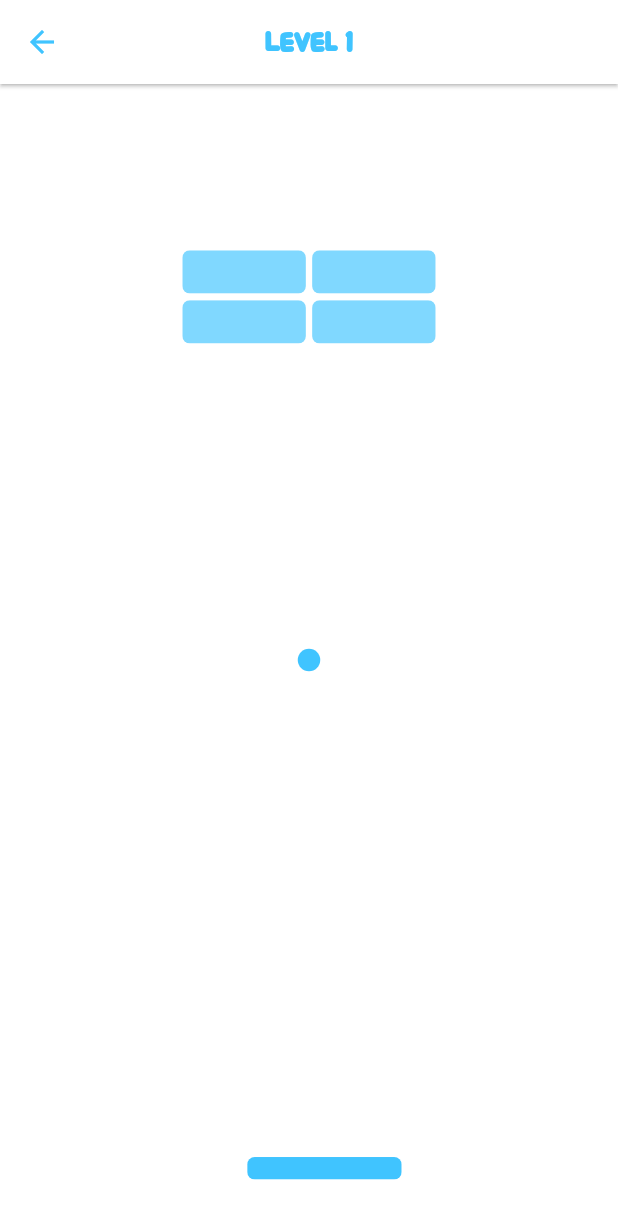
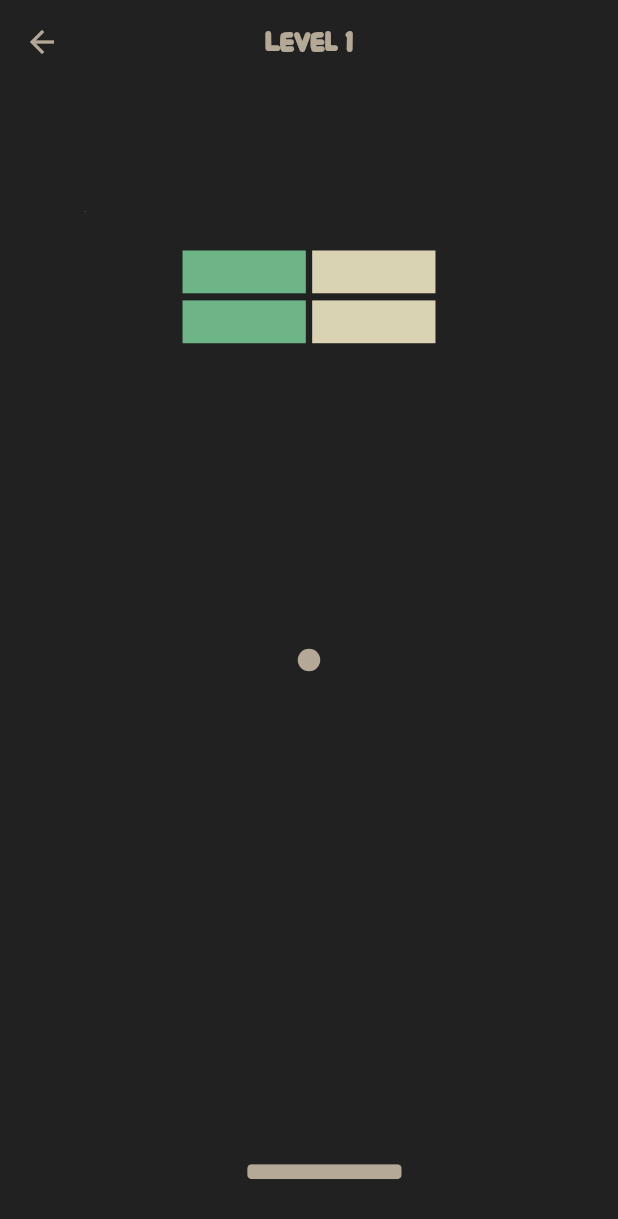
Before and after one commit to amsabbas/BrickBreakerFlutter, a Flutter app: the LevelScreen screen opened directly, after a tap on an icon or button, on a phone screen of 412 x 824 dp. Shown: the top 1219 px of the screen. Run offline on Flutter 3.47's test engine with Material 2 defaults, Android fonts, the phone set to English and light mode, and no system bars; drawn by our look-alikes of avatar_glow; our stand-ins replace audioplayers, get, get_it, shared_preferences; missing offline and left inert: flutter_share, rate_my_app; accounts and stored records are empty.

Commit message:
Add icons & new colors.

```diff
--- a/lib/base/language/language.dart
+++ b/lib/base/language/language.dart
@@ -44,7 +44,7 @@ class Language extends Translations {
           MessageKeys.offButtonTitleKey: 'OFF',
           MessageKeys.downloadNowTitleKey: 'Download Now',
           MessageKeys.rateTitleKey: 'Rate this app',
-          MessageKeys.rateMaybeButtonTitleKey: 'MAYBE LATER',
+          MessageKeys.rateMaybeButtonTitleKey: 'LATER',
           MessageKeys.rateDescKey:
               'If you like this game, please take a little bit of your time to review it !\nIt really helps us and it should not take you more than one minute.',
           MessageKeys.rateButtonTitleKey: 'RATE',
@@ -67,7 +67,7 @@ class Language extends Translations {
           MessageKeys.offButtonTitleKey: 'OFF',
           MessageKeys.downloadNowTitleKey: 'Download Now',
           MessageKeys.rateTitleKey: 'Rate this app',
-          MessageKeys.rateMaybeButtonTitleKey: 'MAYBE LATER',
+          MessageKeys.rateMaybeButtonTitleKey: 'LATER',
           MessageKeys.rateDescKey:
           'If you like this game, please take a little bit of your time to review it !\nIt really helps us and it should not take you more than one minute.',
           MessageKeys.rateButtonTitleKey: 'RATE',
--- a/lib/base/style/colors.dart
+++ b/lib/base/style/colors.dart
@@ -4,14 +4,22 @@ class AppColors {
   static const Color offWhiteColor = Color.fromRGBO(250, 250, 250, 1);
   static const Color greyLightColor = Color(0xFFE0E0E0);
   static const Color whiteColor = Colors.white;
-  static const Color redColor = Colors.red;
 
-  static const Color blueLight = Colors.lightBlueAccent;
-  static const Color blueLight100 = Color(0xFF80D8FF);
+  static Color bubbleRedColor = Colors.red[400]!;
+  static Color bubbleYellowColor = Colors.yellow[400]!;
 
+  static Color blackColor = Colors.grey[900]!;
+
+  static Color blueColor = Colors.lightBlue[200]!;
+  static Color blueLightColor = Colors.lightBlue[100]!;
   static const Color brownColor = Color.fromRGBO(192, 176, 90, 1);
-  static const Color brownColorLight = Color.fromRGBO(192, 176, 90, 0.6);
 
-  static Color darkStatusBarColor = Colors.grey[800]!;
+
+  static const Color greenColor = Color.fromRGBO(109, 180, 134, 0.8);
+  static Color beigeColor = const Color.fromRGBO(217, 202, 179, 0.8);
+  static Color redColor = const Color.fromRGBO(255, 114, 114, 1);
+  static Color redColorLight = const Color.fromRGBO(255, 181, 181, 1);
+  static const Color greenLightColor = Color.fromRGBO(109, 180, 134, 1);
+  static Color beigeLightColor = const Color.fromRGBO(217, 210, 179, 1);
 
 }
--- /dev/null
+++ b/lib/base/widget/bubble.dart
@@ -0,0 +1,154 @@
+import 'dart:math';
+
+import 'package:brick_breaker_game/base/style/color_extension.dart';
+import 'package:brick_breaker_game/base/style/colors.dart';
+import 'package:flutter/material.dart';
+
+class Bubbles extends StatefulWidget {
+  final int numberOfBubbles;
+  final double maxBubbleSize;
+
+  const Bubbles(
+      {Key? key, required this.numberOfBubbles, required this.maxBubbleSize})
+      : super(key: key);
+
+  @override
+  State<StatefulWidget> createState() {
+    return _BubblesState();
+  }
+}
+
+class _BubblesState extends State<Bubbles> with SingleTickerProviderStateMixin {
+  late AnimationController _controller;
+  late List<Bubble> bubbles;
+
+  @override
+  void initState() {
+    super.initState();
+
+    // Initialize bubbles
+    List<Color> color = [
+      AppColors.blueColor,
+      AppColors.bubbleRedColor,
+      AppColors.bubbleYellowColor
+    ];
+
+    bubbles = [];
+    int i = widget.numberOfBubbles;
+    int j = 0;
+    while (i > 0) {
+      bubbles.add(Bubble(color[j], widget.maxBubbleSize));
+      i--;
+      j++;
+      if (j > 2) j = 0;
+    }
+
+    // Init animation controller
+    _controller =
+        AnimationController(duration: const Duration(seconds: 1), vsync: this);
+    _controller.addListener(() {
+      updateBubblePosition();
+    });
+    _controller.repeat();
+  }
+
+  @override
+  void dispose() {
+    _controller.dispose();
+    super.dispose();
+  }
+
+  @override
+  Widget build(BuildContext context) {
+    return Scaffold(
+      backgroundColor: Theme.of(context).colorScheme.bubbleBackgroundColor,
+      body: CustomPaint(
+        foregroundPainter: BubblePainter(bubbles: bubbles),
+        size: Size(MediaQuery.of(context).size.width,
+            MediaQuery.of(context).size.height),
+      ),
+    );
+  }
+
+  void updateBubblePosition() {
+    for (var it in bubbles) {
+      it.updatePosition();
+    }
+    setState(() {});
+  }
+}
+
+class BubblePainter extends CustomPainter {
+  List<Bubble> bubbles;
+
+  BubblePainter({required this.bubbles});
+
+  @override
+  void paint(Canvas canvas, Size size) {
+    for (var it in bubbles) {
+      it.draw(canvas, size);
+    }
+  }
+
+  @override
+  bool shouldRepaint(CustomPainter oldDelegate) {
+    return true;
+  }
+}
+
+class Bubble {
+  late Color colour;
+  late double direction;
+  late double speed;
+  late double radius;
+  double? x;
+
+  double? y;
+
+  Bubble(Color colour, double maxBubbleSize) {
+    this.colour = colour.withOpacity(Random().nextDouble());
+    direction = Random().nextDouble() * 360;
+    speed = 1;
+    radius = Random().nextDouble() * maxBubbleSize;
+  }
+
+  draw(Canvas canvas, Size canvasSize) {
+    Paint paint = Paint()
+      ..color = colour
+      ..strokeCap = StrokeCap.round
+      ..style = PaintingStyle.fill;
+
+    assignRandomPositionIfUninitialized(canvasSize);
+
+    randomlyChangeDirectionIfEdgeReached(canvasSize);
+
+    canvas.drawCircle(Offset(x ?? 0, y ?? 0), radius, paint);
+  }
+
+  void assignRandomPositionIfUninitialized(Size canvasSize) {
+    x ??= Random().nextDouble() * canvasSize.width;
+    y ??= Random().nextDouble() * canvasSize.height;
+  }
+
+  // ignore: curly_braces_in_flow_control_structures
+  updatePosition() {
+    var a = 180 - (direction + 90);
+    if (x != null && direction > 0 && direction < 180) {
+      x = x! + speed * sin(direction) / sin(speed);
+    } else if (x != null) {
+      x = x! - speed * sin(direction) / sin(speed);
+    }
+    if (y != null && direction > 90 && direction < 270) {
+      y = y! + speed * sin(a) / sin(speed);
+    } else if (y != null) {
+      y = y! - speed * sin(a) / sin(speed);
+    }
+  }
+
+  randomlyChangeDirectionIfEdgeReached(Size canvasSize) {
+    if ((x != null && y != null) &&
+        (x! > canvasSize.width || x! < 0 || y! > canvasSize.height || y! < 0)) {
+      direction = Random().nextDouble() * 360;
+    }
+  }
+}
--- a/lib/controller/game_controller.dart
+++ b/lib/controller/game_controller.dart
@@ -51,11 +51,15 @@ class GameController extends GetxController {
   RxBool awardShown = false.obs;
   int brickAwardTime = 0;
 
+  late List<Color> mainColor, mainColorLight;
+
   void loadLevel() {
     level.value = (sharedPrefs.getInt("level") ?? 1);
   }
 
-  void initLevel(int level) {
+  void initLevel(int level, List<Color> mColor, List<Color> mColorLight) {
+    mainColor = mColor;
+    mainColorLight = mColorLight;
     currentLevel.value = level;
     if (currentLevel > 10) {
       _refreshDurationInMilliseconds = 7;
@@ -122,7 +126,9 @@ class GameController extends GetxController {
           bricks.add([
             _firstBrickX + i * (brickWidth + _brickGapWidth),
             _firstBrickY + j * (brickHeight + _brickGapHeight),
-            _brickBrokenHits
+            _brickBrokenHits,
+            mainColor[i],
+            mainColorLight[i],
           ]);
         }
       }
@@ -307,8 +313,9 @@ class GameController extends GetxController {
   void _updateDirection() {
     for (int i = 0; i < balls.length; i++) {
       if (balls[i][1] >= 0.9 &&
-          balls[i][0] >= playerX.value.value &&
-          balls[i][0] <= playerX.value.value + playerWidth) {
+          balls[i][0] + 0.06 >= playerX.value.value &&
+          balls[i][0] - 0.06 <= playerX.value.value + playerWidth) {
+        //0.06 width of balls
         balls[i][4] = Direction.up;
       } else if (balls[i][1] <= -1) {
         balls[i][4] = Direction.down;
--- a/lib/controller/settings_controller.dart
+++ b/lib/controller/settings_controller.dart
@@ -9,7 +9,7 @@ class SettingsController extends GetxController {
 
   RxBool audioState = true.obs;
 
-  RxBool isDarkTheme = false.obs;
+  RxBool isDarkTheme = true.obs;
 
   SettingsController({required this.sharedPrefs});
 
@@ -29,7 +29,7 @@ class SettingsController extends GetxController {
   }
 
   bool isThemeDark() {
-    return sharedPrefs.getBool(Constants.darkModeKey) ?? false;
+    return sharedPrefs.getBool(Constants.darkModeKey) ?? true;
   }
 
   void saveDarkState(bool isDarkMode) {
--- a/lib/screen/game_congratulations_screen.dart
+++ b/lib/screen/game_congratulations_screen.dart
@@ -22,7 +22,7 @@ class GameCongratulationsScreen extends StatelessWidget {
             Text(
               MessageKeys.congratulationTitleKey.tr,
               style: Theme.of(context).textTheme.bodyText1?.copyWith(
-                  color: Theme.of(context).colorScheme.mainColor, fontSize: 46),
+                  color: Theme.of(context).colorScheme.primaryMainColor, fontSize: 46),
             ),
             const SizedBox(
               height: 30,
@@ -42,7 +42,7 @@ class GameCongratulationsScreen extends StatelessWidget {
                               .bodyText1
                               ?.copyWith(
                                   color:
-                                      Theme.of(context).colorScheme.mainColor,
+                                      Theme.of(context).colorScheme.primaryMainColor,
                                   fontSize: 30),
                         ),
                       ),
@@ -54,7 +54,7 @@ class GameCongratulationsScreen extends StatelessWidget {
                   child: Text(
                     MessageKeys.backButtonTitleKey.tr,
                     style: Theme.of(context).textTheme.bodyText1?.copyWith(
-                        color: Theme.of(context).colorScheme.mainColor,
+                        color: Theme.of(context).colorScheme.primaryMainColor,
                         fontSize: 30),
                   ),
                 ),
--- a/lib/screen/game_over_screen.dart
+++ b/lib/screen/game_over_screen.dart
@@ -19,7 +19,7 @@ class GameOverScreen extends StatelessWidget {
             Text(
               MessageKeys.gameOverTitleKey.tr,
               style: Theme.of(context).textTheme.bodyText1?.copyWith(
-                  color: Theme.of(context).colorScheme.mainColor, fontSize: 46),
+                  color: Theme.of(context).colorScheme.primaryMainColor, fontSize: 46),
             ),
             const SizedBox(
               height: 30,
@@ -34,7 +34,7 @@ class GameOverScreen extends StatelessWidget {
                   child: Text(
                     MessageKeys.playAgainButtonTitleKey.tr,
                     style: Theme.of(context).textTheme.bodyText1?.copyWith(
-                        color: Theme.of(context).colorScheme.mainColor,
+                        color: Theme.of(context).colorScheme.primaryMainColor,
                         fontSize: 30),
                   ),
                 ),
@@ -46,7 +46,7 @@ class GameOverScreen extends StatelessWidget {
                   child: Text(
                     MessageKeys.backButtonTitleKey.tr,
                     style: Theme.of(context).textTheme.bodyText1?.copyWith(
-                        color: Theme.of(context).colorScheme.mainColor,
+                        color: Theme.of(context).colorScheme.primaryMainColor,
                         fontSize: 30),
                   ),
                 ),
--- a/lib/screen/game_screen.dart
+++ b/lib/screen/game_screen.dart
@@ -1,5 +1,7 @@
 import 'package:brick_breaker_game/base/injection/general_injection.dart';
 import 'package:brick_breaker_game/base/language/language.dart';
+import 'package:brick_breaker_game/base/style/color_extension.dart';
+import 'package:brick_breaker_game/base/widget/bubble.dart';
 import 'package:brick_breaker_game/controller/audio_controller.dart';
 import 'package:brick_breaker_game/controller/game_controller.dart';
 import 'package:brick_breaker_game/model/brick_broken_type.dart';
@@ -41,8 +43,24 @@ class _GameScreenState extends State<GameScreen> {
     _gameController = Get.put(getIt<GameController>());
     _audioController = Get.put(getIt<AudioController>());
 
-    WidgetsBinding.instance
-        ?.addPostFrameCallback((_) => _gameController.initLevel(widget.level));
+    WidgetsBinding.instance?.addPostFrameCallback((_) {
+      ThemeData themeData = Theme.of(context);
+      List<Color> mainColor = [
+        themeData.colorScheme.firstBrickColor,
+        themeData.colorScheme.secondBrickColor,
+        themeData.colorScheme.thirdBrickColor,
+        themeData.colorScheme.firstBrickColor,
+        themeData.colorScheme.thirdBrickColor,
+      ];
+      List<Color> mainColorLight = [
+        themeData.colorScheme.firstBrickLightColor,
+        themeData.colorScheme.secondBrickLightColor,
+        themeData.colorScheme.thirdBrickLightColor,
+        themeData.colorScheme.firstBrickLightColor,
+        themeData.colorScheme.thirdBrickLightColor,
+      ];
+      _gameController.initLevel(widget.level, mainColor, mainColorLight);
+    });
 
     _gameOverWorker = ever(_gameController.playerDead, (bool playerDead) {
       if (playerDead) {
@@ -118,7 +136,7 @@ class _GameScreenState extends State<GameScreen> {
       },
       child: Scaffold(
         body: Container(
-          color: Theme.of(context).cardColor,
+          color: Theme.of(context).colorScheme.bubbleBackgroundColor,
           child: GestureDetector(
             behavior: HitTestBehavior.translucent,
             onHorizontalDragUpdate: (details) {
@@ -138,6 +156,10 @@ class _GameScreenState extends State<GameScreen> {
                   return Column(
                     children: [
                       AppBar(
+                        foregroundColor:
+                            Theme.of(context).colorScheme.gameColor,
+                        backgroundColor:
+                            Theme.of(context).colorScheme.bubbleBackgroundColor,
                         elevation: 1,
                         title: Obx(() => Text(MessageKeys.levelTitleKey.tr +
                             _gameController.currentLevel.value.toString())),
@@ -145,6 +167,10 @@ class _GameScreenState extends State<GameScreen> {
                       Expanded(
                         child: Stack(
                           children: [
+                            const Bubbles(
+                              numberOfBubbles: 10,
+                              maxBubbleSize: 2.0,
+                            ),
                             Award(
                               awardX: _gameController.awardX.value,
                               awardY: _gameController.awardY.value,
@@ -182,6 +208,10 @@ class _GameScreenState extends State<GameScreen> {
                                               _gameController.brickHeight,
                                           brickBrokenHits:
                                               _gameController.bricks[i][2],
+                                          mainColor: _gameController.bricks[i]
+                                              [3],
+                                          mainColorLight:
+                                              _gameController.bricks[i][4],
                                         ))
                                     .toList()),
                           ],
--- a/lib/screen/level_screen.dart
+++ b/lib/screen/level_screen.dart
@@ -3,6 +3,7 @@ import 'package:brick_breaker_game/base/language/language.dart';
 import 'package:brick_breaker_game/base/style/color_extension.dart';
 import 'package:brick_breaker_game/base/style/colors.dart';
 import 'package:brick_breaker_game/base/utils/constants.dart';
+import 'package:brick_breaker_game/base/widget/bubble.dart';
 import 'package:brick_breaker_game/base/widget/empty_app_bar.dart';
 import 'package:brick_breaker_game/controller/game_controller.dart';
 import 'package:brick_breaker_game/screen/game_screen.dart';
@@ -32,9 +33,13 @@ class _LevelScreenState extends State<LevelScreen> {
       appBar: EmptyAppBar(),
       body: Container(
         color: Theme.of(context).cardColor,
-        child: Padding(
-          padding: const EdgeInsets.all(16.0),
-          child: Column(
+        child: Stack(
+          children: [
+            const Bubbles(
+              numberOfBubbles: 40,
+              maxBubbleSize: 6.0,
+            ),
+            Column(
               children: [
                 const SizedBox(
                   height: 30,
@@ -42,7 +47,7 @@ class _LevelScreenState extends State<LevelScreen> {
                 Text(
                   MessageKeys.gameLevelTitleKey.tr,
                   style: Theme.of(context).textTheme.bodyText1?.copyWith(
-                    color: Theme.of(context).colorScheme.mainColor,
+                      color: Theme.of(context).colorScheme.primaryMainColor,
                       fontSize: 46),
                 ),
                 const SizedBox(
@@ -53,10 +58,13 @@ class _LevelScreenState extends State<LevelScreen> {
                         init: _mainController, //here
                         builder: (controller) {
                           int level = _mainController.level.value;
-                        return GridView.builder(
+                          return Padding(
+                            padding: const EdgeInsets.symmetric(
+                                horizontal: 24.0, vertical: 8),
+                            child: GridView.builder(
                               gridDelegate:
                                   const SliverGridDelegateWithFixedCrossAxisCount(
-                                  crossAxisCount: 3),
+                                      crossAxisCount: 4),
                               itemBuilder: (_, index) => GestureDetector(
                                 onTap: () => startGame(index + 1, level),
                                 child: Card(
@@ -66,7 +74,9 @@ class _LevelScreenState extends State<LevelScreen> {
                                   elevation: 0,
                                   child: Container(
                                     color: (index + 1) <= level
-                                    ? Theme.of(context).colorScheme.mainColor
+                                        ? Theme.of(context)
+                                            .colorScheme
+                                            .primaryMainColor
                                         : AppColors.offWhiteColor,
                                     child: Center(
                                       child: Text(
@@ -78,17 +88,19 @@ class _LevelScreenState extends State<LevelScreen> {
                                                 color: (index + 1) <= level
                                                     ? AppColors.whiteColor
                                                     : AppColors.greyLightColor,
-                                            fontSize: 60),
+                                                fontSize: 40),
                                       ),
                                     ),
                                   ),
                                 ),
                               ),
                               itemCount: Constants.levels,
+                            ),
                           );
                         })),
               ],
             ),
+          ],
         ),
       ),
     );
--- a/lib/widget/award.dart
+++ b/lib/widget/award.dart
@@ -28,7 +28,7 @@ class Award extends StatelessWidget {
               child: Center(
                   child: Icon(
                 icon,
-                color: Theme.of(context).colorScheme.mainColor,
+                color: Theme.of(context).colorScheme.gameColor,
               )),
             ),
           )
--- a/lib/widget/ball.dart
+++ b/lib/widget/ball.dart
@@ -1,5 +1,6 @@
 import 'package:brick_breaker_game/base/style/color_extension.dart';
 import 'package:flutter/material.dart';
+import 'package:avatar_glow/avatar_glow.dart';
 
 class Ball extends StatelessWidget {
   final double ballX;
@@ -20,12 +21,15 @@ class Ball extends StatelessWidget {
     return ballShown
         ? Container(
             alignment: Alignment(ballX, ballY),
-            child: Container(
-              width: ballWidth,
-              height: ballHeight,
-              decoration: BoxDecoration(
-                  color: Theme.of(context).colorScheme.mainColor,
-                  shape: BoxShape.circle),
+            child: AvatarGlow(
+              endRadius: 15.0,
+              child: Container(
+                width: ballWidth,
+                height: ballHeight,
+                decoration: BoxDecoration(
+                    color: Theme.of(context).colorScheme.gameColor,
+                    shape: BoxShape.circle),
+              ),
             ),
           )
         : Container();
--- a/lib/widget/brick.dart
+++ b/lib/widget/brick.dart
@@ -1,4 +1,4 @@
-import 'package:brick_breaker_game/base/style/color_extension.dart';
+
 import 'package:flutter/material.dart';
 
 class Brick extends StatelessWidget {
@@ -7,6 +7,8 @@ class Brick extends StatelessWidget {
   final double brickWidth;
   final double brickHeight;
   final int brickBrokenHits;
+  final Color mainColor;
+  final Color mainColorLight;
 
   const Brick(
       {Key? key,
@@ -14,7 +16,9 @@ class Brick extends StatelessWidget {
       required this.brickY,
       required this.brickWidth,
       required this.brickHeight,
-      required this.brickBrokenHits})
+      required this.brickBrokenHits,
+      required this.mainColor,
+      required this.mainColorLight})
       : super(key: key);
 
   @override
@@ -25,11 +29,9 @@ class Brick extends StatelessWidget {
             alignment:
                 Alignment((2 * brickX + brickWidth) / (2 - brickWidth), brickY),
             child: ClipRRect(
-              borderRadius: BorderRadius.circular(5),
+
               child: Container(
-                color: brickBrokenHits == 1
-                    ? Theme.of(context).colorScheme.mainColorLight
-                    : Theme.of(context).colorScheme.mainColor,
+                color: brickBrokenHits == 1 ? mainColorLight : mainColor,
                 height: MediaQuery.of(context).size.height * brickHeight / 2,
                 width: MediaQuery.of(context).size.width * brickWidth / 2,
               ),
--- a/lib/widget/player.dart
+++ b/lib/widget/player.dart
@@ -20,11 +20,11 @@ class Player extends StatelessWidget {
             alignment:
                 Alignment((2 * playerX + playerWidth) / (2 - playerWidth), 0.9),
             child: ClipRRect(
-              borderRadius: BorderRadius.circular(5),
+              borderRadius: BorderRadius.circular(3),
               child: Container(
-                height: 15,
+                height: 10,
                 width: MediaQuery.of(context).size.width * playerWidth / 2,
-                color: Theme.of(context).colorScheme.mainColor,
+                color: Theme.of(context).colorScheme.gameColor,
               ),
             ),
           )
--- a/pubspec.yaml
+++ b/pubspec.yaml
@@ -21,6 +21,8 @@ dependencies:
   flutter_share: ^2.0.0
   cupertino_icons: ^1.0.2
   rate_my_app: ^1.1.1+1
+  animated_text_kit: ^4.2.1
+  avatar_glow: ^2.0.2
 
 
 dev_dependencies:
```
Also changed, not shown: lib/base/style/color_extension.dart (+32 -5 lines), lib/base/style/theme.dart (+7 -23 lines), lib/screen/cover_screen.dart (+16 -7 lines), lib/screen/settings_screen.dart (+20 -8 lines), pubspec.lock, 20 other files. Lines whose indentation alone changed are shown as unchanged.
